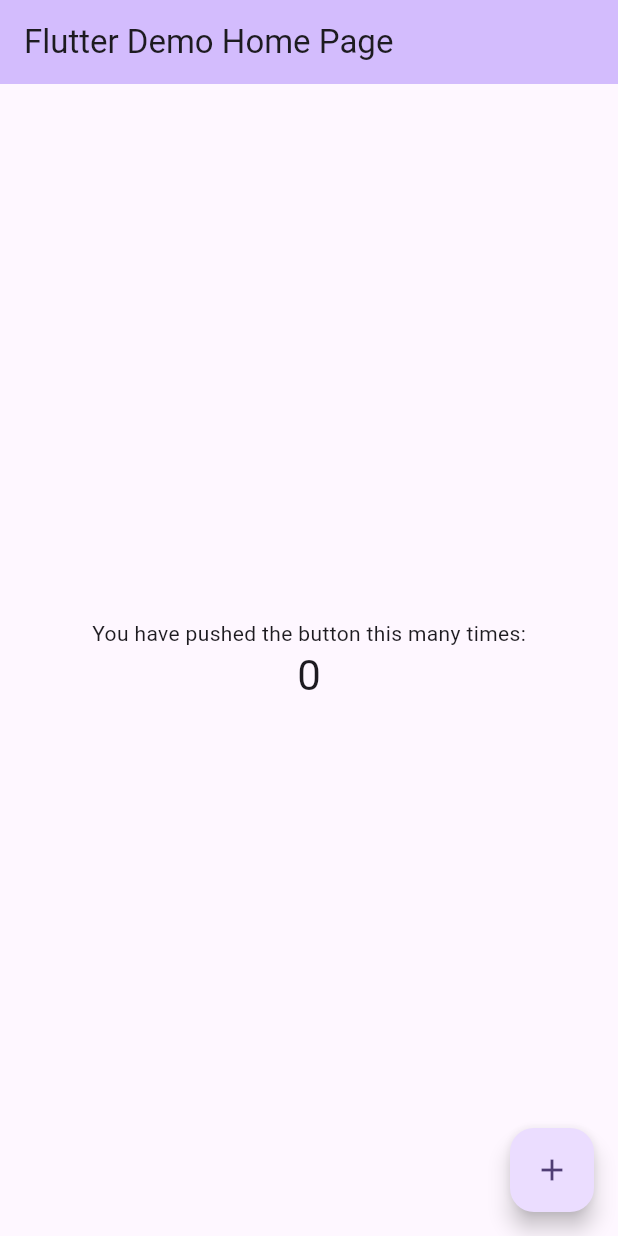
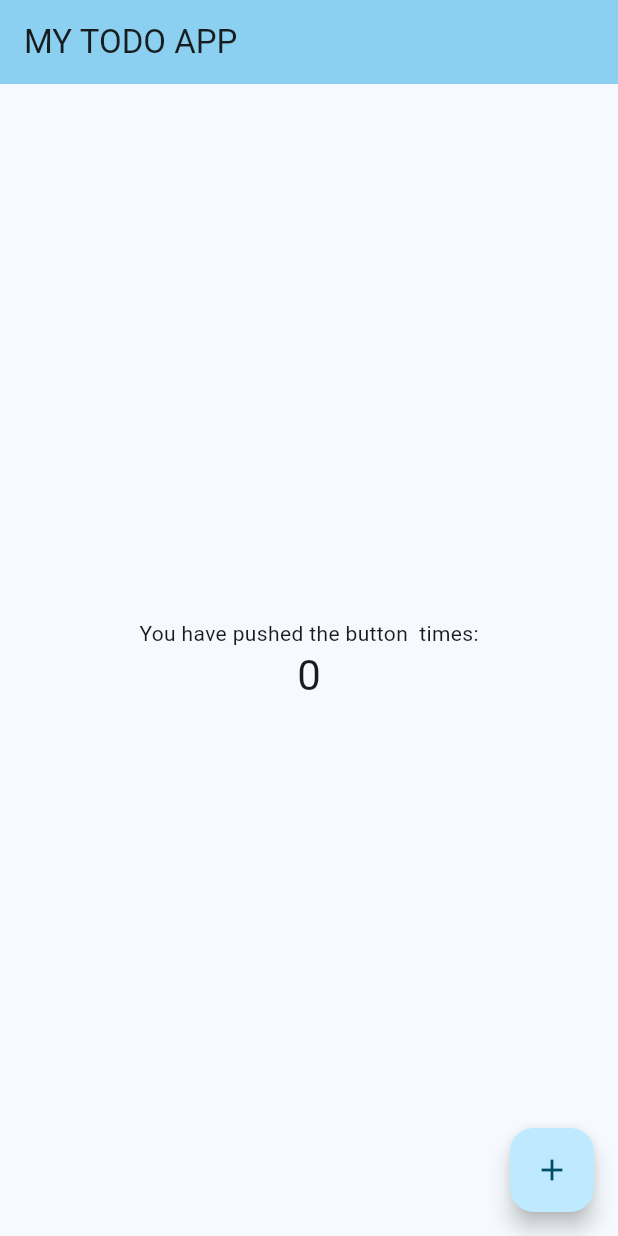
Before and after one commit to shrishaaa/flutter_ui, a Flutter app: the screen it shows after launch, on a phone screen of 412 x 824 dp. Run offline on Flutter 3.47's test engine with Material 3 defaults, Android fonts, the phone set to English and light mode, and no system bars.

Commit message:
chnaged homepage color

```diff
--- a/lib/main.dart
+++ b/lib/main.dart
@@ -28,9 +28,11 @@ class MyApp extends StatelessWidget {
         //
         // This works for code too, not just values: Most code changes can be
         // tested with just a hot reload.
-        colorScheme: ColorScheme.fromSeed(seedColor: Colors.deepPurple),
+        colorScheme: ColorScheme.fromSeed(
+          seedColor: const Color.fromARGB(255, 117, 194, 229),
+        ),
       ),
-      home: const MyHomePage(title: 'Flutter Demo Home Page'),
+      home: const MyHomePage(title: 'MY TODO APP'),
     );
   }
 }
@@ -104,7 +106,7 @@ class _MyHomePageState extends State<MyHomePage> {
           // wireframe for each widget.
           mainAxisAlignment: MainAxisAlignment.center,
           children: <Widget>[
-            const Text('You have pushed the button this many times:'),
+            const Text('You have pushed the button  times:'),
             Text(
               '$_counter',
               style: Theme.of(context).textTheme.headlineMedium,
```
